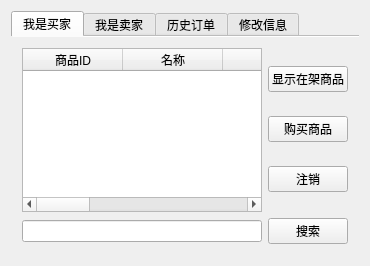
This is userWindow.ui in KyokaiNoKanata/TradingPlatform as Qt 5 draws it before an edit. The edited form follows.
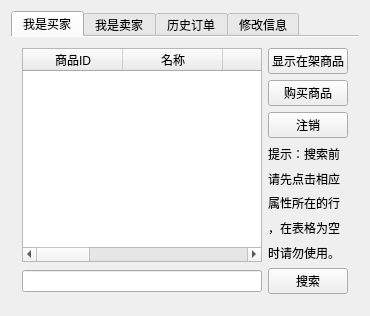
This is the edited form.

Commit message: order view

Diff of the .ui file:
```diff
--- a/userWindow.ui
+++ b/userWindow.ui
@@ -7,7 +7,7 @@
     <x>0</x>
     <y>0</y>
     <width>370</width>
-    <height>266</height>
+    <height>306</height>
    </rect>
   </property>
   <property name="windowTitle">
@@ -31,11 +31,48 @@
         <item row="2" column="0">
          <widget class="QLineEdit" name="buyerSearchLineEdit"/>
         </item>
-        <item row="2" column="1">
-         <widget class="QPushButton" name="buyerSearchPushButton">
-          <property name="text">
-           <string>搜索</string>
-          </property>
+        <item row="0" column="0">
+         <widget class="QTableWidget" name="buyerCommodityTableWidget">
+          <column>
+           <property name="text">
+            <string>商品ID</string>
+           </property>
+          </column>
+          <column>
+           <property name="text">
+            <string>名称</string>
+           </property>
+          </column>
+          <column>
+           <property name="text">
+            <string>价格</string>
+           </property>
+          </column>
+          <column>
+           <property name="text">
+            <string>数量</string>
+           </property>
+          </column>
+          <column>
+           <property name="text">
+            <string>描述</string>
+           </property>
+          </column>
+          <column>
+           <property name="text">
+            <string>卖家ID</string>
+           </property>
+          </column>
+          <column>
+           <property name="text">
+            <string>上架时间</string>
+           </property>
+          </column>
+          <column>
+           <property name="text">
+            <string>状态</string>
+           </property>
+          </column>
          </widget>
         </item>
         <item row="0" column="1">
@@ -61,50 +98,48 @@
             </property>
            </widget>
           </item>
+          <item>
+           <widget class="QLabel" name="label">
+            <property name="text">
+             <string>提示：搜索前</string>
+            </property>
+           </widget>
+          </item>
+          <item>
+           <widget class="QLabel" name="label_2">
+            <property name="text">
+             <string>请先点击相应</string>
+            </property>
+           </widget>
+          </item>
+          <item>
+           <widget class="QLabel" name="label_3">
+            <property name="text">
+             <string>属性所在的行</string>
+            </property>
+           </widget>
+          </item>
+          <item>
+           <widget class="QLabel" name="label_4">
+            <property name="text">
+             <string>，在表格为空</string>
+            </property>
+           </widget>
+          </item>
+          <item>
+           <widget class="QLabel" name="label_5">
+            <property name="text">
+             <string>时请勿使用。</string>
+            </property>
+           </widget>
+          </item>
          </layout>
         </item>
-        <item row="0" column="0">
-         <widget class="QTableWidget" name="buyerCommodityTableWidget">
-          <column>
-           <property name="text">
-            <string>商品ID</string>
-           </property>
-          </column>
-          <column>
-           <property name="text">
-            <string>名称</string>
-           </property>
-          </column>
-          <column>
-           <property name="text">
-            <string>价格</string>
-           </property>
-          </column>
-          <column>
-           <property name="text">
-            <string>数量</string>
-           </property>
-          </column>
-          <column>
-           <property name="text">
-            <string>描述</string>
-           </property>
-          </column>
-          <column>
-           <property name="text">
-            <string>卖家ID</string>
-           </property>
-          </column>
-          <column>
-           <property name="text">
-            <string>上架时间</string>
-           </property>
-          </column>
-          <column>
-           <property name="text">
-            <string>状态</string>
-           </property>
-          </column>
+        <item row="2" column="1">
+         <widget class="QPushButton" name="buyerSearchPushButton">
+          <property name="text">
+           <string>搜索</string>
+          </property>
          </widget>
         </item>
        </layout>
```
Left out of the diff: 96 changed lines with no effect on the pictures. The commit also changes 2 other files.
